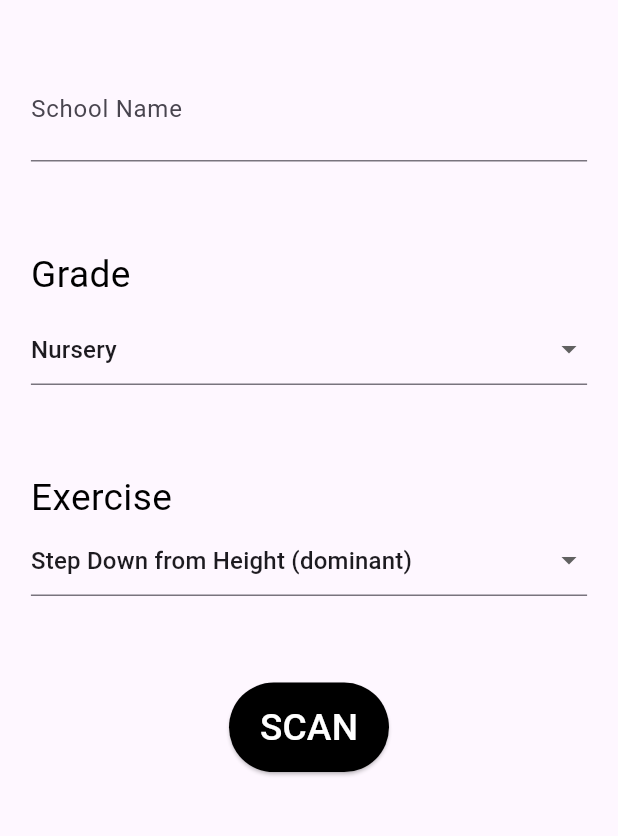
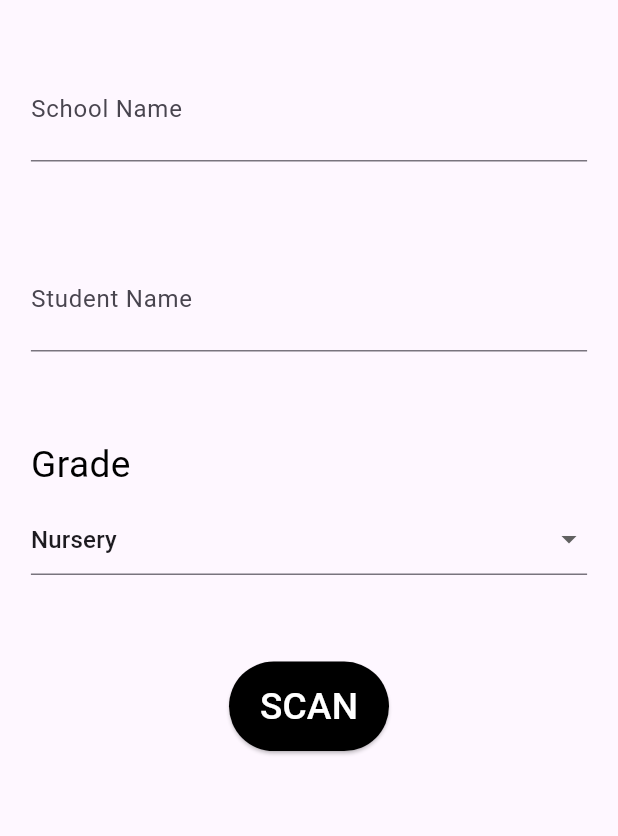
Before and after one commit to namayjindal/data_collection_app_with_peaks, a Flutter app: the screen it shows after launch, on a phone screen of 412 x 824 dp, the part 63-899 px from its top. Run offline on Flutter 3.47's test engine with Material 3 defaults, Android fonts, the light colour scheme and no system bars; our stand-ins replace csv, firebase_core, firebase_storage, flutter_blue_plus, permission_handler, shared_preferences; accounts and stored records are empty.

Commit message:
Added student wise evaluation instead

```diff
--- a/lib/home.dart
+++ b/lib/home.dart
@@ -11,7 +11,8 @@ class HomeScreen extends StatefulWidget {
 
 class _HomeScreenState extends State<HomeScreen> {
   final TextEditingController _schoolNameController = TextEditingController();
-  // final TextEditingController _studentNameController = TextEditingController();
+  final TextEditingController _studentNameController = TextEditingController();
+  String studentName = '';
   String grade = 'Nursery';
   final List<String> genders = ['Male', 'Female'];
 
@@ -128,11 +129,12 @@ class _HomeScreenState extends State<HomeScreen> {
     final SharedPreferences prefs = await SharedPreferences.getInstance();
     String? school = prefs.getString('school');
     String? g = prefs.getString('grade');
+    String? studentName = prefs.getString('studentName');
     if (school != null && g != null) {
       setState(() {
         _schoolNameController.text = school;
         grade = g;
-        exercise = gradeExercises[grade]![0];
+        _studentNameController.text = studentName ?? '';
       });
     }
   }
@@ -141,22 +143,23 @@ class _HomeScreenState extends State<HomeScreen> {
     final SharedPreferences prefs = await SharedPreferences.getInstance();
     await prefs.setString('school', _schoolNameController.text);
     await prefs.setString('grade', grade);
+    await prefs.setString('studentName', _studentNameController.text);
 
     Navigator.push(
       context,
       MaterialPageRoute(
         builder: (context) => BluetoothScreen(
-          sensors: exercises[exercise] ?? [],
+          sensors: const [], // We'll set this later when choosing the exercise
           schoolName: _schoolNameController.text,
           grade: grade,
-          exerciseName: exercise,
+          studentName: _studentNameController.text,
           allowedDeviceNames: const [
             'Sense Right Hand',
             'Sense Left Hand',
             'Sense Right Leg',
             'Sense Left Leg',
             'Sense Ball'
-          ], // Add your allowed device names here
+          ],
         ),
       ),
     );
@@ -192,6 +195,15 @@ class _HomeScreenState extends State<HomeScreen> {
                 decoration: const InputDecoration(label: Text('School Name')),
               ),
               SizedBox(height: screenHeight * 0.07),
+              TextField(
+                controller: _studentNameController,
+                style: TextStyle(
+                  color: Colors.black,
+                  fontSize: fontsize,
+                ),
+                decoration: const InputDecoration(label: Text('Student Name')),
+              ),
+              SizedBox(height: screenHeight * 0.07),
               Text(
                 'Grade',
                 style: TextStyle(color: Colors.black, fontSize: fontsize),
@@ -211,29 +223,6 @@ class _HomeScreenState extends State<HomeScreen> {
                 onChanged: (newValue) {
                   setState(() {
                     grade = newValue!;
-                    exercise = gradeExercises[grade]![0];
-                  });
-                },
-              ),
-              SizedBox(height: screenHeight * 0.07),
-              Text(
-                'Exercise',
-                style: TextStyle(color: Colors.black, fontSize: fontsize),
-              ),
-              DropdownButtonFormField<String>(
-                decoration: const InputDecoration(
-                  hintText: 'Select Exercise',
-                ),
-                value: exercise,
-                items: gradeExercises[grade]!.map((exercise) {
-                  return DropdownMenuItem<String>(
-                    value: exercise,
-                    child: Text(exercise),
-                  );
-                }).toList(),
-                onChanged: (newValue) {
-                  setState(() {
-                    exercise = newValue!;
                   });
                 },
               ),
```
Also changed, not shown: lib/bluetooth.dart (+22 -22 lines), lib/data_collection.dart (+119 -20 lines), 2 other files.
